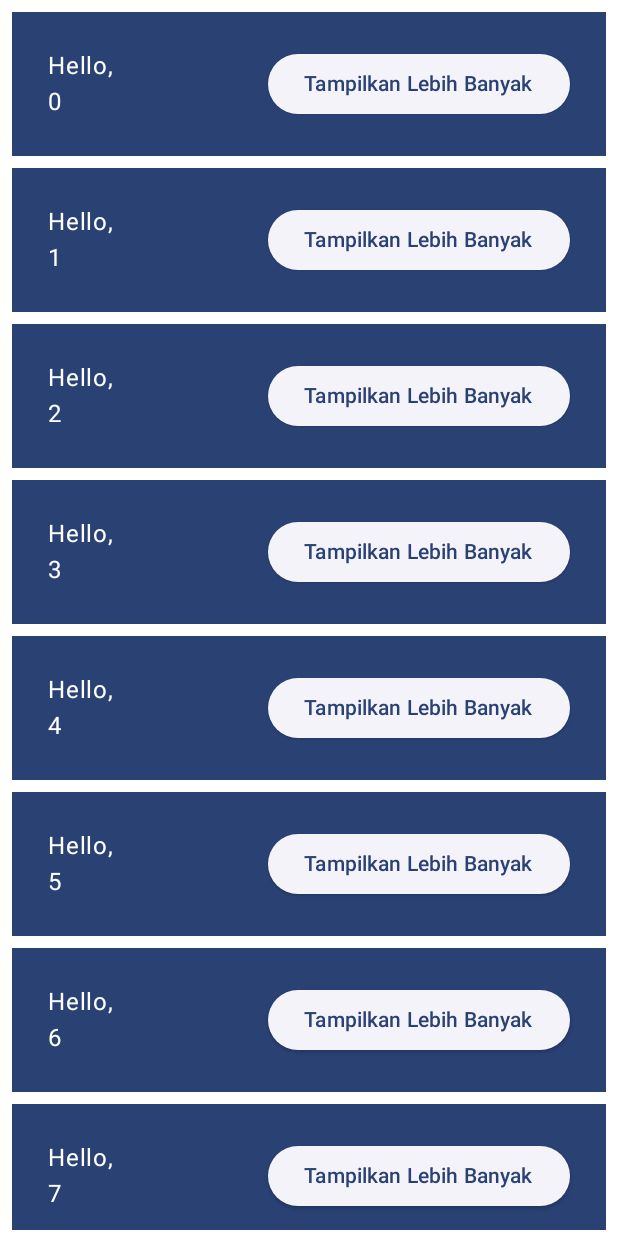
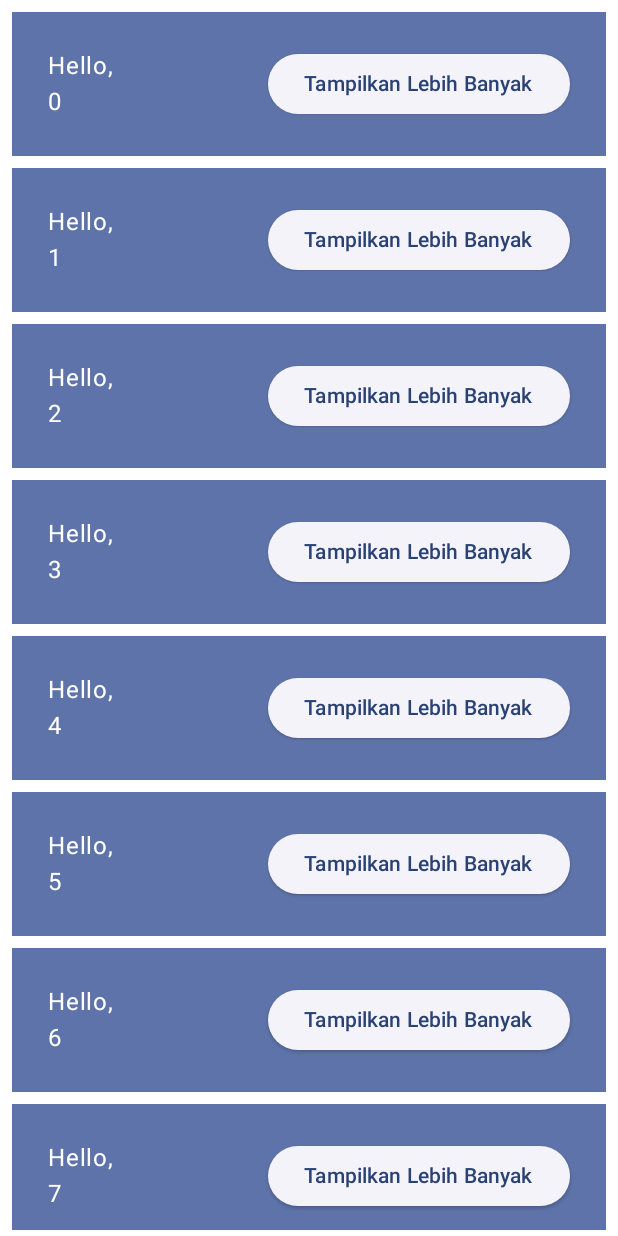
Before and after one commit to Denzel313/Testing, an Android app built with Jetpack Compose: the @Preview function DefaultPreview, on a phone screen of 412 x 824 dp. Run offline under Robolectric (Android 15) with nearby library versions, the phone set to English and light mode, and no system bars.

Commit message:
ubah warna

```diff
--- a/app/src/main/java/com/denz/basicscodelab/MainActivity.kt
+++ b/app/src/main/java/com/denz/basicscodelab/MainActivity.kt
@@ -115,7 +115,7 @@ private fun Greeting(name: String) {
     )
 
     Surface(
-        color = MaterialTheme.colorScheme.primary,
+        color = MaterialTheme.colorScheme.primaryContainer,
         modifier = Modifier.padding(vertical = 4.dp, horizontal = 8.dp)
     ) {
         Row(modifier = Modifier.padding(24.dp)) {
```
